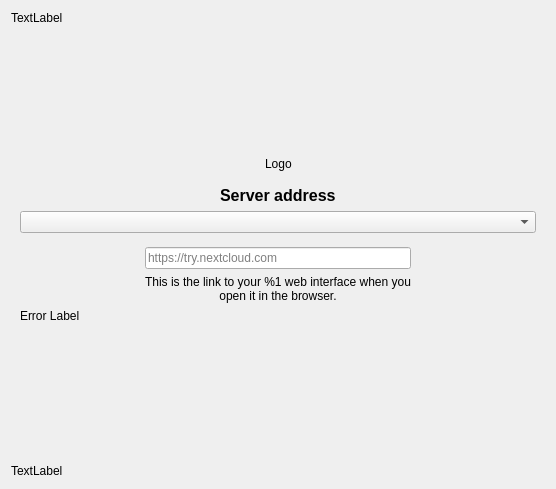
Qt form src/gui/wizard/owncloudsetupnocredspage.ui (nextcloud/desktop) before a commit.
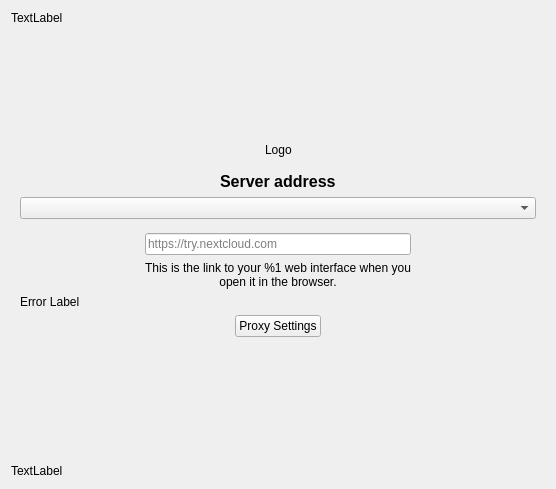
The same form after that commit. Custom widgets are drawn as their Qt base class.

Commit message: feat(wizard): allow to set proxy settings when setting up a new account

```diff
--- a/src/gui/wizard/owncloudsetupnocredspage.ui
+++ b/src/gui/wizard/owncloudsetupnocredspage.ui
@@ -175,7 +175,6 @@
               <property name="font">
                <font>
                 <pointsize>12</pointsize>
-                <weight>75</weight>
                 <bold>true</bold>
                </font>
               </property>
@@ -311,6 +310,43 @@
           <item>
            <layout class="QHBoxLayout" name="progressLayout"/>
           </item>
+          <item>
+           <layout class="QHBoxLayout" name="horizontalLayout_7">
+            <item>
+             <spacer name="horizontalSpacer_6">
+              <property name="orientation">
+               <enum>Qt::Orientation::Horizontal</enum>
+              </property>
+              <property name="sizeHint" stdset="0">
+               <size>
+                <width>40</width>
+                <height>20</height>
+               </size>
+              </property>
+             </spacer>
+            </item>
+            <item>
+             <widget class="QPushButton" name="proxySettingsButton">
+              <property name="text">
+               <string>Proxy Settings</string>
+              </property>
+             </widget>
+            </item>
+            <item>
+             <spacer name="horizontalSpacer_5">
+              <property name="orientation">
+               <enum>Qt::Orientation::Horizontal</enum>
+              </property>
+              <property name="sizeHint" stdset="0">
+               <size>
+                <width>40</width>
+                <height>20</height>
+               </size>
+              </property>
+             </spacer>
+            </item>
+           </layout>
+          </item>
           <item>
            <spacer name="verticalSpacer_3">
             <property name="orientation">
```
Left out of the diff: 42 changed lines with no effect on the pictures. The commit also changes 7 other files.
